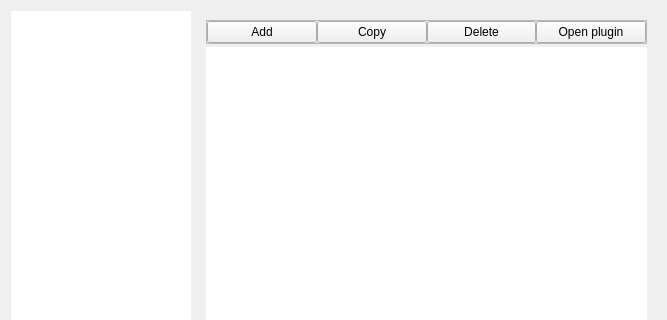
First picture: the form in src/ProfileEditor/settingdialog/settingdialog.ui, repository karakirimu/AutoBatchTools, before the edit; both pictures show x 0 to 667 and y 0 to 320 of the 667 by 480 pixel window.
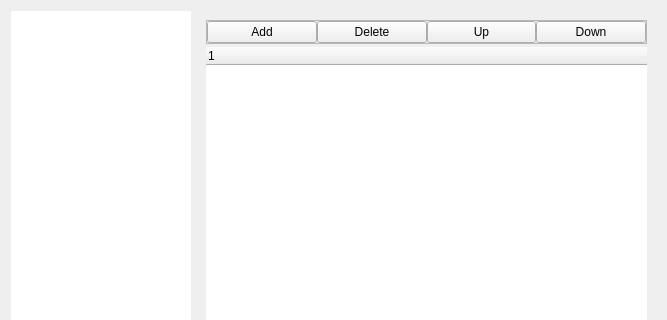
Second picture: the form after the edit. The open tabs and pages were chosen to show the change. Icons and pictures are not drawn. Custom widgets are drawn as their Qt base class.

Commit message: plugins select system update

What changed in the file:
```diff
--- a/src/ProfileEditor/settingdialog/settingdialog.ui
+++ b/src/ProfileEditor/settingdialog/settingdialog.ui
@@ -492,18 +492,7 @@
                   </widget>
                  </item>
                  <item>
-                  <widget class="QPushButton" name="exCopyButton">
-                   <property name="text">
-                    <string>Copy</string>
-                   </property>
-                   <property name="icon">
-                    <iconset resource="../../../res/resources.qrc">
-                     <normaloff>:/default_icons/copy.png</normaloff>:/default_icons/copy.png</iconset>
-                   </property>
-                  </widget>
-                 </item>
-                 <item>
-                  <widget class="QPushButton" name="exDeleteButton">
+                  <widget class="QPushButton" name="plDeleteButton">
                    <property name="text">
                     <string>Delete</string>
                    </property>
@@ -516,11 +505,22 @@
                  <item>
                   <widget class="QPushButton" name="exOpenButton">
                    <property name="text">
-                    <string>Open plugin</string>
+                    <string>Up</string>
                    </property>
                    <property name="icon">
                     <iconset resource="../../../res/resources.qrc">
-                     <normaloff>:/default_icons/folder.png</normaloff>:/default_icons/folder.png</iconset>
+                     <normaloff>:/default_icons/arrow_up.png</normaloff>:/default_icons/arrow_up.png</iconset>
+                   </property>
+                  </widget>
+                 </item>
+                 <item>
+                  <widget class="QPushButton" name="plDownButton">
+                   <property name="text">
+                    <string>Down</string>
+                   </property>
+                   <property name="icon">
+                    <iconset resource="../../../res/resources.qrc">
+                     <normaloff>:/default_icons/arrow_down.png</normaloff>:/default_icons/arrow_down.png</iconset>
                    </property>
                   </widget>
                  </item>
@@ -528,7 +528,7 @@
                </widget>
               </item>
               <item>
-               <widget class="ExtraFunctionsTable" name="extrasTableWidget">
+               <widget class="PluginsTree" name="pluginsTreeWidget">
                 <property name="frameShape">
                  <enum>QFrame::NoFrame</enum>
                 </property>
@@ -570,9 +570,9 @@
    <header>../searchtable/searchtable.h</header>
   </customwidget>
   <customwidget>
-   <class>ExtraFunctionsTable</class>
-   <extends>QTableWidget</extends>
-   <header>../extrafunctionstable/extrafunctionstable.h</header>
+   <class>PluginsTree</class>
+   <extends>QTreeWidget</extends>
+   <header>../pluginstree/pluginstree.h</header>
   </customwidget>
  </customwidgets>
  <resources>
```
Left out of the diff: 12 changed lines with no effect on the pictures. The commit also changes 9 other files.
